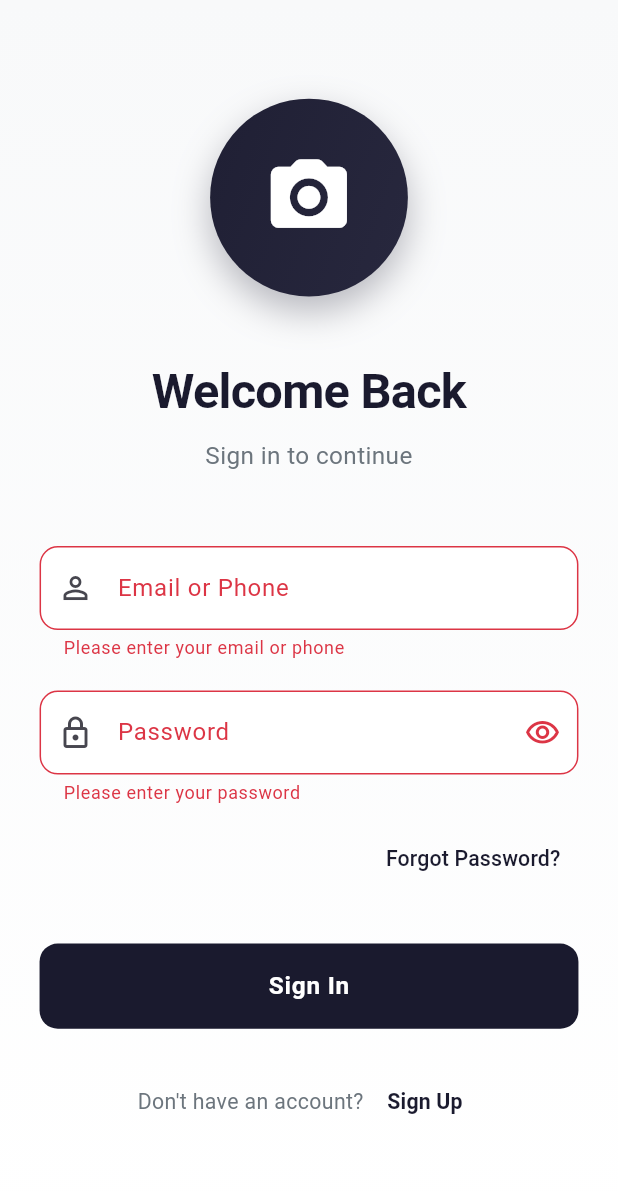
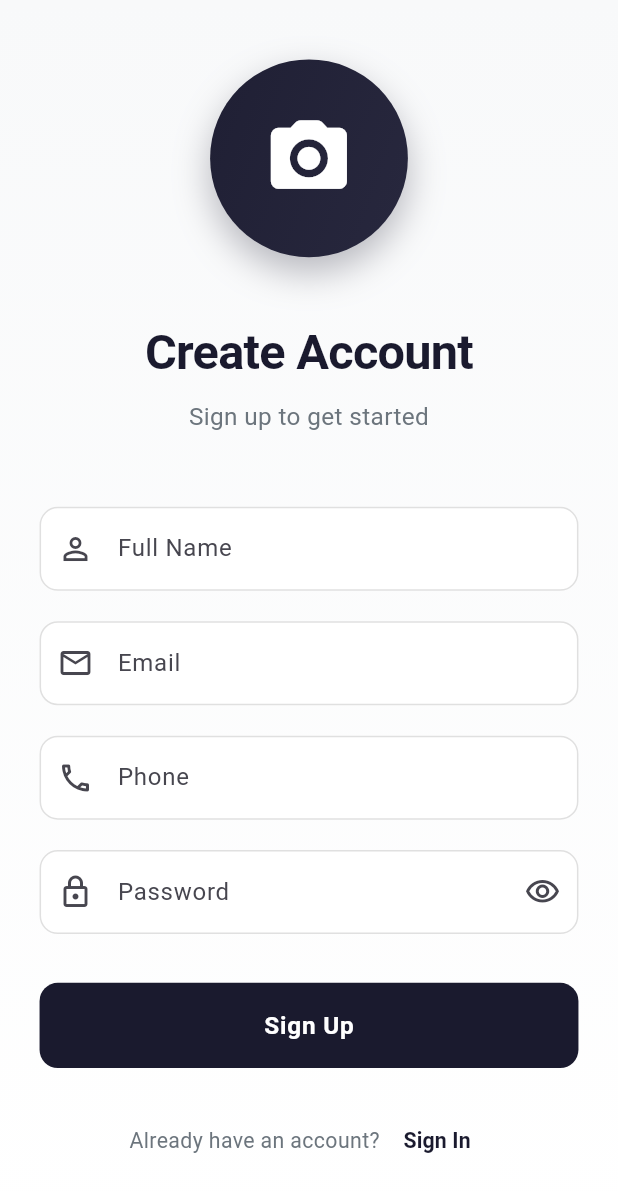
Before and after one commit to devmhsagar/realtog, a Flutter app: the screen it shows after launch, after a tap on "Sign In", after a tap on "Sign Up", on a phone screen of 412 x 824 dp. Shown: the top 1192 px of the screen. Run offline on Flutter 3.47's test engine with Material 3 defaults, Android fonts, the phone set to English and light mode, and no system bars; our stand-ins replace dio, flutter_riverpod, flutter_screenutil, flutter_secure_storage, fpdart.

Commit message:
Added initial register page design

```diff
--- /dev/null
+++ b/devtools_options.yaml
@@ -0,0 +1,3 @@
+description: This file stores settings for Dart & Flutter DevTools.
+documentation: https://docs.flutter.dev/tools/devtools/extensions#configure-extension-enablement-states
+extensions:
--- a/lib/pages/auth/login_page.dart
+++ b/lib/pages/auth/login_page.dart
@@ -3,6 +3,7 @@ import 'package:flutter_riverpod/flutter_riverpod.dart';
 import 'package:flutter_screenutil/flutter_screenutil.dart';
 import 'package:realtog/core/constants/app_colors.dart';
 import 'package:realtog/providers/auth_provider.dart';
+import 'register_page.dart';
 
 class LoginPage extends ConsumerStatefulWidget {
   const LoginPage({super.key});
@@ -297,8 +298,12 @@ class _LoginPageState extends ConsumerState<LoginPage> {
                         ),
                         TextButton(
                           onPressed: () {
-                            // TODO: Navigate to register page
-                            Navigator.pushNamed(context, '/register');
+                            Navigator.push(
+                              context,
+                              MaterialPageRoute(
+                                builder: (context) => const RegisterPage(),
+                              ),
+                            );
                           },
                           child: Text(
                             'Sign Up',
--- a/lib/pages/auth/register_page.dart
+++ b/lib/pages/auth/register_page.dart
@@ -0,0 +1,416 @@
+import 'package:flutter/material.dart';
+import 'package:flutter_riverpod/flutter_riverpod.dart';
+import 'package:flutter_screenutil/flutter_screenutil.dart';
+import 'package:realtog/core/constants/app_colors.dart';
+import 'package:realtog/providers/auth_provider.dart';
+
+class RegisterPage extends ConsumerStatefulWidget {
+  const RegisterPage({super.key});
+
+  @override
+  ConsumerState<RegisterPage> createState() => _RegisterPageState();
+}
+
+class _RegisterPageState extends ConsumerState<RegisterPage> {
+  final _formKey = GlobalKey<FormState>();
+  final _nameController = TextEditingController();
+  final _emailController = TextEditingController();
+  final _phoneController = TextEditingController();
+  final _passwordController = TextEditingController();
+  bool _obscurePassword = true;
+
+  @override
+  void dispose() {
+    _nameController.dispose();
+    _emailController.dispose();
+    _phoneController.dispose();
+    _passwordController.dispose();
+    super.dispose();
+  }
+
+  Future<void> _handleRegister() async {
+    if (_formKey.currentState!.validate()) {
+      await ref.read(authNotifierProvider.notifier).register(
+            name: _nameController.text.trim(),
+            email: _emailController.text.trim(),
+            phone: _phoneController.text.trim(),
+            password: _passwordController.text,
+          );
+    }
+  }
+
+  @override
+  Widget build(BuildContext context) {
+    final authState = ref.watch(authNotifierProvider);
+
+    // Handle registration success
+    ref.listen<AuthState>(authNotifierProvider, (previous, next) {
+      if (next.user != null &&
+          previous?.user == null &&
+          !next.isAuthenticated) {
+        // Registration successful - show message and navigate to login
+        ScaffoldMessenger.of(context).showSnackBar(
+          const SnackBar(
+            content: Text('Registration successful! Please login to continue.'),
+            backgroundColor: AppColors.success,
+          ),
+        );
+        // Navigate back to login page
+        Navigator.pop(context);
+      }
+      if (next.error != null) {
+        ScaffoldMessenger.of(context).showSnackBar(
+          SnackBar(
+            content: Text(next.error!),
+            backgroundColor: AppColors.error,
+          ),
+        );
+      }
+    });
+
+    return Scaffold(
+      body: Container(
+        decoration: const BoxDecoration(gradient: AppColors.backgroundGradient),
+        child: SafeArea(
+          child: Center(
+            child: SingleChildScrollView(
+              padding: EdgeInsets.symmetric(horizontal: 24.w),
+              child: Form(
+                key: _formKey,
+                child: Column(
+                  mainAxisAlignment: MainAxisAlignment.center,
+                  crossAxisAlignment: CrossAxisAlignment.stretch,
+                  children: [
+                    // Logo/Icon Section
+                    Container(
+                      width: 120.w,
+                      height: 120.w,
+                      decoration: BoxDecoration(
+                        shape: BoxShape.circle,
+                        gradient: AppColors.primaryGradient,
+                        boxShadow: [
+                          BoxShadow(
+                            color: AppColors.primary.withValues(alpha: 0.3),
+                            blurRadius: 20,
+                            offset: const Offset(0, 10),
+                          ),
+                        ],
+                      ),
+                      child: Icon(
+                        Icons.camera_alt_rounded,
+                        size: 60.sp,
+                        color: AppColors.textLight,
+                      ),
+                    ),
+                    SizedBox(height: 40.h),
+
+                    // Welcome Text
+                    Text(
+                      'Create Account',
+                      style: TextStyle(
+                        fontSize: 32.sp,
+                        fontWeight: FontWeight.bold,
+                        color: AppColors.textPrimary,
+                        letterSpacing: -0.5,
+                      ),
+                      textAlign: TextAlign.center,
+                    ),
+                    SizedBox(height: 8.h),
+                    Text(
+                      'Sign up to get started',
+                      style: TextStyle(
+                        fontSize: 16.sp,
+                        color: AppColors.textSecondary,
+                      ),
+                      textAlign: TextAlign.center,
+                    ),
+                    SizedBox(height: 48.h),
+
+                    // Name Field
+                    TextFormField(
+                      controller: _nameController,
+                      keyboardType: TextInputType.name,
+                      textInputAction: TextInputAction.next,
+                      decoration: InputDecoration(
+                        labelText: 'Full Name',
+                        hintText: 'Enter your full name',
+                        prefixIcon: const Icon(Icons.person_outline),
+                        filled: true,
+                        fillColor: AppColors.surface,
+                        border: OutlineInputBorder(
+                          borderRadius: BorderRadius.circular(12.r),
+                          borderSide: const BorderSide(color: AppColors.border),
+                        ),
+                        enabledBorder: OutlineInputBorder(
+                          borderRadius: BorderRadius.circular(12.r),
+                          borderSide: const BorderSide(color: AppColors.border),
+                        ),
+                        focusedBorder: OutlineInputBorder(
+                          borderRadius: BorderRadius.circular(12.r),
+                          borderSide: const BorderSide(
+                            color: AppColors.primary,
+                            width: 2,
+                          ),
+                        ),
+                        errorBorder: OutlineInputBorder(
+                          borderRadius: BorderRadius.circular(12.r),
+                          borderSide: const BorderSide(color: AppColors.error),
+                        ),
+                        focusedErrorBorder: OutlineInputBorder(
+                          borderRadius: BorderRadius.circular(12.r),
+                          borderSide: const BorderSide(
+                            color: AppColors.error,
+                            width: 2,
+                          ),
+                        ),
+                      ),
+                      validator: (value) {
+                        if (value == null || value.isEmpty) {
+                          return 'Please enter your name';
+                        }
+                        if (value.length < 2) {
+                          return 'Name must be at least 2 characters';
+                        }
+                        return null;
+                      },
+                    ),
+                    SizedBox(height: 20.h),
+
+                    // Email Field
+                    TextFormField(
+                      controller: _emailController,
+                      keyboardType: TextInputType.emailAddress,
+                      textInputAction: TextInputAction.next,
+                      decoration: InputDecoration(
+                        labelText: 'Email',
+                        hintText: 'Enter your email',
+                        prefixIcon: const Icon(Icons.email_outlined),
+                        filled: true,
+                        fillColor: AppColors.surface,
+                        border: OutlineInputBorder(
+                          borderRadius: BorderRadius.circular(12.r),
+                          borderSide: const BorderSide(color: AppColors.border),
+                        ),
+                        enabledBorder: OutlineInputBorder(
+                          borderRadius: BorderRadius.circular(12.r),
+                          borderSide: const BorderSide(color: AppColors.border),
+                        ),
+                        focusedBorder: OutlineInputBorder(
+                          borderRadius: BorderRadius.circular(12.r),
+                          borderSide: const BorderSide(
+                            color: AppColors.primary,
+                            width: 2,
+                          ),
+                        ),
+                        errorBorder: OutlineInputBorder(
+                          borderRadius: BorderRadius.circular(12.r),
+                          borderSide: const BorderSide(color: AppColors.error),
+                        ),
+                        focusedErrorBorder: OutlineInputBorder(
+                          borderRadius: BorderRadius.circular(12.r),
+                          borderSide: const BorderSide(
+                            color: AppColors.error,
+                            width: 2,
+                          ),
+                        ),
+                      ),
+                      validator: (value) {
+                        if (value == null || value.isEmpty) {
+                          return 'Please enter your email';
+                        }
+                        if (!value.contains('@') || !value.contains('.')) {
+                          return 'Please enter a valid email';
+                        }
+                        return null;
+                      },
+                    ),
+                    SizedBox(height: 20.h),
+
+                    // Phone Field
+                    TextFormField(
+                      controller: _phoneController,
+                      keyboardType: TextInputType.phone,
+                      textInputAction: TextInputAction.next,
+                      decoration: InputDecoration(
+                        labelText: 'Phone',
+                        hintText: 'Enter your phone number',
+                        prefixIcon: const Icon(Icons.phone_outlined),
+                        filled: true,
+                        fillColor: AppColors.surface,
+                        border: OutlineInputBorder(
+                          borderRadius: BorderRadius.circular(12.r),
+                          borderSide: const BorderSide(color: AppColors.border),
+                        ),
+                        enabledBorder: OutlineInputBorder(
+                          borderRadius: BorderRadius.circular(12.r),
+                          borderSide: const BorderSide(color: AppColors.border),
+                        ),
+                        focusedBorder: OutlineInputBorder(
+                          borderRadius: BorderRadius.circular(12.r),
+                          borderSide: const BorderSide(
+                            color: AppColors.primary,
+                            width: 2,
+                          ),
+                        ),
+                        errorBorder: OutlineInputBorder(
+                          borderRadius: BorderRadius.circular(12.r),
+                          borderSide: const BorderSide(color: AppColors.error),
+                        ),
+                        focusedErrorBorder: OutlineInputBorder(
+                          borderRadius: BorderRadius.circular(12.r),
+                          borderSide: const BorderSide(
+                            color: AppColors.error,
+                            width: 2,
+                          ),
+                        ),
+                      ),
+                      validator: (value) {
+                        if (value == null || value.isEmpty) {
+                          return 'Please enter your phone number';
+                        }
+                        if (value.length < 10) {
+                          return 'Please enter a valid phone number';
+                        }
+                        return null;
+                      },
+                    ),
+                    SizedBox(height: 20.h),
+
+                    // Password Field
+                    TextFormField(
+                      controller: _passwordController,
+                      obscureText: _obscurePassword,
+                      textInputAction: TextInputAction.done,
+                      onFieldSubmitted: (_) => _handleRegister(),
+                      decoration: InputDecoration(
+                        labelText: 'Password',
+                        hintText: 'Enter your password',
+                        prefixIcon: const Icon(Icons.lock_outlined),
+                        suffixIcon: IconButton(
+                          icon: Icon(
+                            _obscurePassword
+                                ? Icons.visibility_outlined
+                                : Icons.visibility_off_outlined,
+                          ),
+                          onPressed: () {
+                            setState(() {
+                              _obscurePassword = !_obscurePassword;
+                            });
+                          },
+                        ),
+                        filled: true,
+                        fillColor: AppColors.surface,
+                        border: OutlineInputBorder(
+                          borderRadius: BorderRadius.circular(12.r),
+                          borderSide: const BorderSide(color: AppColors.border),
+                        ),
+                        enabledBorder: OutlineInputBorder(
+                          borderRadius: BorderRadius.circular(12.r),
+                          borderSide: const BorderSide(color: AppColors.border),
+                        ),
+                        focusedBorder: OutlineInputBorder(
+                          borderRadius: BorderRadius.circular(12.r),
+                          borderSide: const BorderSide(
+                            color: AppColors.primary,
+                            width: 2,
+                          ),
+                        ),
+                        errorBorder: OutlineInputBorder(
+                          borderRadius: BorderRadius.circular(12.r),
+                          borderSide: const BorderSide(color: AppColors.error),
+                        ),
+                        focusedErrorBorder: OutlineInputBorder(
+                          borderRadius: BorderRadius.circular(12.r),
+                          borderSide: const BorderSide(
+                            color: AppColors.error,
+                            width: 2,
+                          ),
+                        ),
+                      ),
+                      validator: (value) {
+                        if (value == null || value.isEmpty) {
+                          return 'Please enter your password';
+                        }
+                        if (value.length < 6) {
+                          return 'Password must be at least 6 characters';
+                        }
+                        return null;
+                      },
+                    ),
+                    SizedBox(height: 32.h),
+
+                    // Register Button
+                    SizedBox(
+                      height: 56.h,
+                      child: ElevatedButton(
+                        onPressed: authState.isLoading ? null : _handleRegister,
+                        style: ElevatedButton.styleFrom(
+                          backgroundColor: AppColors.primary,
+                          foregroundColor: AppColors.textLight,
+                          elevation: 0,
+                          shape: RoundedRectangleBorder(
+                            borderRadius: BorderRadius.circular(12.r),
+                          ),
+                          disabledBackgroundColor: AppColors.primary.withValues(
+                            alpha: 0.6,
+                          ),
+                        ),
+                        child: authState.isLoading
+                            ? SizedBox(
+                                height: 24.h,
+                                width: 24.w,
+                                child: const CircularProgressIndicator(
+                                  strokeWidth: 2,
+                                  valueColor: AlwaysStoppedAnimation<Color>(
+                                    AppColors.textLight,
+                                  ),
+                                ),
+                              )
+                            : Text(
+                                'Sign Up',
+                                style: TextStyle(
+                                  fontSize: 16.sp,
+                                  fontWeight: FontWeight.w600,
+                                  letterSpacing: 0.5,
+                                ),
+                              ),
+                      ),
+                    ),
+                    SizedBox(height: 24.h),
+
+                    // Login Link
+                    Row(
+                      mainAxisAlignment: MainAxisAlignment.center,
+                      children: [
+                        Text(
+                          'Already have an account? ',
+                          style: TextStyle(
+                            fontSize: 14.sp,
+                            color: AppColors.textSecondary,
+                          ),
+                        ),
+                        TextButton(
+                          onPressed: () {
+                            Navigator.pop(context);
+                          },
+                          child: Text(
+                            'Sign In',
+                            style: TextStyle(
+                              fontSize: 14.sp,
+                              color: AppColors.primary,
+                              fontWeight: FontWeight.w600,
+                            ),
+                          ),
+                        ),
+                      ],
+                    ),
+                  ],
+                ),
+              ),
+            ),
+          ),
+        ),
+      ),
+    );
+  }
+}
```
Also changed, not shown: lib/core/services/auth_service.dart (+68 -0 lines), lib/providers/auth_provider.dart (+22 -9 lines).
